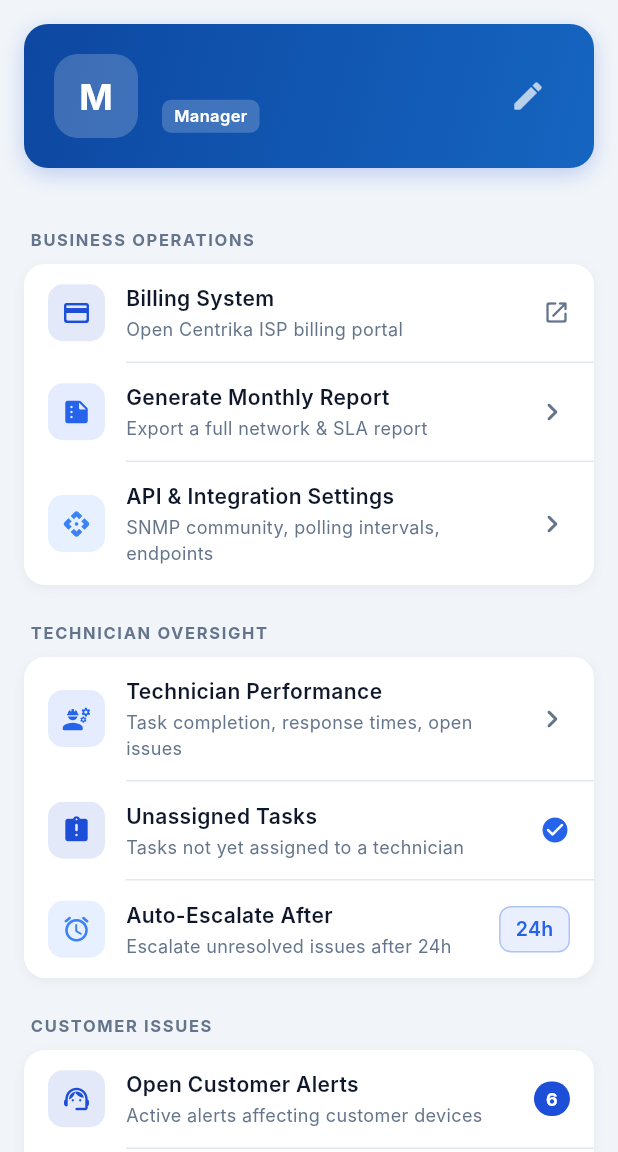
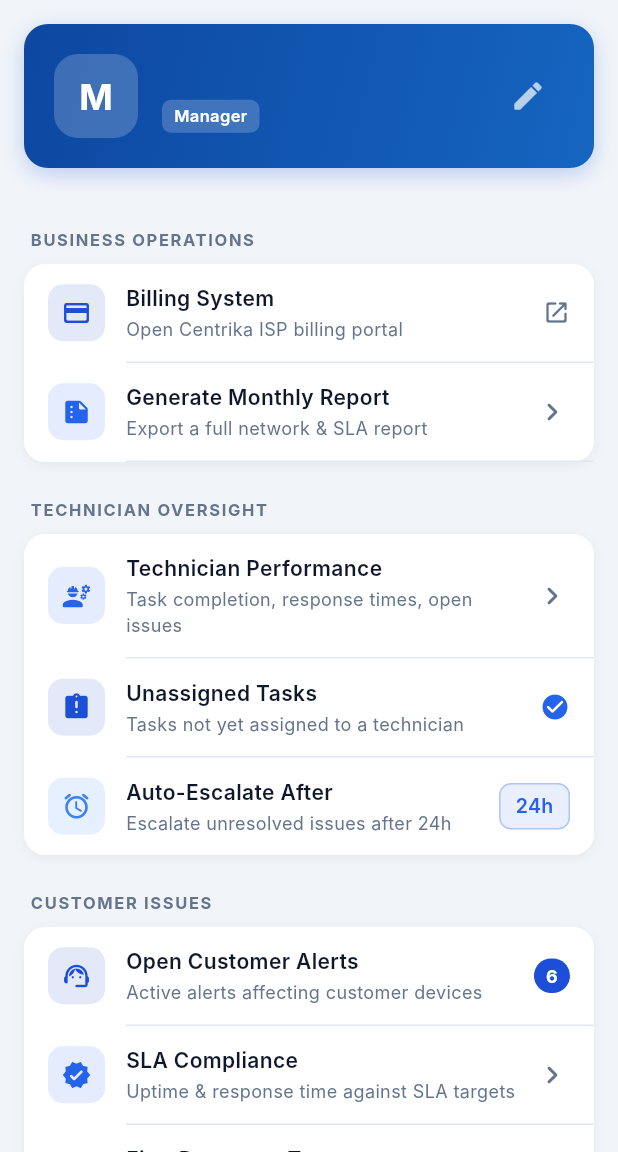
Before and after one commit to Onyango-152/smart-isp-monitor, a Flutter app: the _ManagerSettingsContent screen opened directly, on a phone screen of 412 x 824 dp, the part 84-1236 px from its top. Run offline on Flutter 3.47's test engine with Material 3 defaults, Android fonts, the phone set to English and light mode, and no system bars; our stand-ins replace connectivity_plus, dio, fl_chart, flutter_local_notifications, shared_preferences, sqflite; missing offline and left inert: dart:html; accounts and stored records are empty; network calls fail; Roboto replaces fonts that are missing (Inter).

Commit message:
refactor: Clean up ManagerSettingsScreen by removing unused settings and UI components

```diff
--- a/mobile/lib/features/manager/manager_settings_screen.dart
+++ b/mobile/lib/features/manager/manager_settings_screen.dart
@@ -2,8 +2,8 @@
 import 'package:flutter/services.dart';
 import 'package:provider/provider.dart';
 import '../../core/theme.dart';
-import '../../core/theme_provider.dart';
 import '../../core/utils.dart';
+import '../../core/constants.dart';
 import '../../data/models/alert_model.dart';
 import '../../data/models/task_model.dart';
 import '../../services/api_client.dart';
@@ -21,7 +21,6 @@
   bool _alertsAllSeverity = false;
   bool _dailySummary      = true;
   bool _weeklyReport      = true;
-  bool _systemEvents      = true;
 
   // SLA targets
   double _slaUptimeTarget = 99.0;   // percentage
@@ -29,21 +28,14 @@
   int    _mttrTargetHours = 4;      // hours
   int    _autoEscalateH   = 24;     // hours before auto-escalate
 
-  // Display
-  int _refreshInterval = 30; // seconds
-  bool _compactList    = false;
-
   bool   get alertsCritical    => _alertsCritical;
   bool   get alertsAllSeverity => _alertsAllSeverity;
   bool   get dailySummary      => _dailySummary;
   bool   get weeklyReport      => _weeklyReport;
-  bool   get systemEvents      => _systemEvents;
   double get slaUptimeTarget   => _slaUptimeTarget;
   int    get slaRespMinutes    => _slaRespMinutes;
   int    get mttrTargetHours   => _mttrTargetHours;
   int    get autoEscalateH     => _autoEscalateH;
-  int    get refreshInterval   => _refreshInterval;
-  bool   get compactList       => _compactList;
 
   void toggle(String key) {
     switch (key) {
@@ -51,8 +43,6 @@
       case 'alertsAllSeverity': _alertsAllSeverity = !_alertsAllSeverity; break;
       case 'dailySummary':      _dailySummary      = !_dailySummary;      break;
       case 'weeklyReport':      _weeklyReport      = !_weeklyReport;      break;
-      case 'systemEvents':      _systemEvents      = !_systemEvents;      break;
-      case 'compactList':       _compactList       = !_compactList;       break;
     }
     notifyListeners();
   }
@@ -61,7 +51,6 @@
   void setSlaRespMinutes(int v)      { _slaRespMinutes  = v; notifyListeners(); }
   void setMttrTarget(int v)         { _mttrTargetHours = v; notifyListeners(); }
   void setAutoEscalate(int v)       { _autoEscalateH   = v; notifyListeners(); }
-  void setRefreshInterval(int v)    { _refreshInterval  = v; notifyListeners(); }
 }
 
 // ─────────────────────────────────────────────────────────────────────────────
@@ -91,7 +80,6 @@
   Widget build(BuildContext context) {
     final auth     = context.read<AuthProvider>();
     final settings = context.watch<ManagerSettingsProvider>();
-    final theme    = context.watch<ThemeProvider>();
     final user     = auth.currentUser;
 
     return Scaffold(
@@ -118,7 +106,6 @@
       body: ListView(
         padding: const EdgeInsets.only(bottom: 48),
         children: [
-
           // ── Profile ────────────────────────────────────────────────────
           _buildProfileCard(context, user),
 
@@ -144,16 +131,6 @@
               trailing: const Icon(Icons.chevron_right_rounded,
                   color: AppColors.textSecondary),
               onTap: () => _generateReport(context),
-            ),
-            _Tile(
-              icon: Icons.api_rounded,
-              iconColor: AppColors.primaryLight,
-              title: 'API & Integration Settings',
-              subtitle: 'SNMP community, polling intervals, endpoints',
-              isLast: true,
-              trailing: const Icon(Icons.chevron_right_rounded,
-                  color: AppColors.textSecondary),
-              onTap: () => _showApiSettings(context),
             ),
           ]),
 
@@ -322,47 +299,6 @@
                 activeColor: AppColors.primary,
               ),
             ),
-            _Tile(
-              icon: Icons.info_rounded,
-              iconColor: AppColors.textSecondary,
-              title: 'System Events',
-              subtitle: 'Server health, config changes, user logins',
-              isLast: true,
-              trailing: Switch(
-                value: settings.systemEvents,
-                onChanged: (_) => settings.toggle('systemEvents'),
-                activeColor: AppColors.primary,
-              ),
-            ),
-          ]),
-
-          const SizedBox(height: 4),
-
-          // ── Display ────────────────────────────────────────────────────
-          const _SectionHeader('Display'),
-          _buildCard([
-            _Tile(
-              icon: Icons.dark_mode_rounded,
-              iconColor: AppColors.primaryDark,
-              title: 'Dark Mode',
-              subtitle: 'Switch to dark colour scheme',
-              trailing: Switch(
-                value: theme.isDarkMode,
-                onChanged: theme.setDarkMode,
-              ),
-            ),
-            _Tile(
-              icon: Icons.view_list_rounded,
-              iconColor: AppColors.primaryLight,
-              title: 'Compact List View',
-              subtitle: 'Smaller rows to display more on screen',
-              isLast: true,
-              trailing: Switch(
-                value: settings.compactList,
-                onChanged: (_) => settings.toggle('compactList'),
-                activeColor: AppColors.primary,
-              ),
-            ),
           ]),
 
           const SizedBox(height: 4),
@@ -370,16 +306,6 @@
           // ── System ─────────────────────────────────────────────────────
           const _SectionHeader('System'),
           _buildCard([
-            _Tile(
-              icon: Icons.sync_rounded,
-              iconColor: AppColors.primaryLight,
-              title: 'Dashboard Refresh',
-              subtitle: 'Auto-reload every ${settings.refreshInterval}s',
-              trailing: _PickerChip(
-                value: '${settings.refreshInterval}s',
-                onTap: () => _pickRefresh(context, settings),
-              ),
-            ),
             _Tile(
               icon: Icons.info_outline_rounded,
               iconColor: AppColors.textSecondary,
@@ -553,9 +479,6 @@
         'Report generation — backend export endpoint coming soon');
   }
 
-  void _showApiSettings(BuildContext context) {
-    AppUtils.showSnackbar(context, 'API settings coming soon');
-  }
 
   void _showTechnicianPerformance(BuildContext context) {
     final tasks = context.read<TasksProvider>().tasks;
@@ -710,48 +633,9 @@
     );
   }
 
-  void _pickRefresh(BuildContext context, ManagerSettingsProvider s) {
-    _pickOptions(
-      context: context,
-      label: 'Dashboard Refresh',
-      current: s.refreshInterval,
-      options: const [15, 30, 60, 120, 300],
-      labelFor: (v) => v < 60 ? '${v}s' : '${v ~/ 60}m',
-      onSelected: s.setRefreshInterval,
-    );
-  }
-
-  void _pickOptions<T>({
-    required BuildContext context,
-    required String label,
-    required T current,
-    required List<T> options,
-    required String Function(T) labelFor,
-    required ValueChanged<T> onSelected,
-  }) {
-    showDialog<void>(
-      context: context,
-      builder: (_) => SimpleDialog(
-        title: Text(label),
-        children: options
-            .map((o) => RadioListTile<T>(
-                  title: Text(labelFor(o)),
-                  value: o,
-                  groupValue: current,
-                  onChanged: (v) {
-                    if (v != null) {
-                      onSelected(v);
-                      Navigator.pop(context);
-                    }
-                  },
-                  activeColor: AppColors.primary,
-                ))
-            .toList(),
-      ),
-    );
-  }
 
   void _confirmSignOut(BuildContext context) {
+    final parentContext = context;
     showDialog<void>(
       context: context,
       builder: (_) => AlertDialog(
@@ -762,9 +646,19 @@
               onPressed: () => Navigator.pop(context),
               child: const Text('Cancel')),
           FilledButton(
-            onPressed: () {
-              Navigator.pop(context);
-              context.read<AuthProvider>().logout();
+            onPressed: () async {
+              Navigator.of(context).pop();
+              try {
+                await parentContext.read<AuthProvider>().logout();
+              } catch (_) {
+                // Fall through to navigation even if logout cleanup fails.
+              }
+              if (!parentContext.mounted) return;
+              Navigator.of(parentContext, rootNavigator: true)
+                  .pushNamedAndRemoveUntil(
+                AppConstants.loginRoute,
+                (route) => false,
+              );
             },
             style: FilledButton.styleFrom(
               backgroundColor: AppColors.primaryDark),
```
